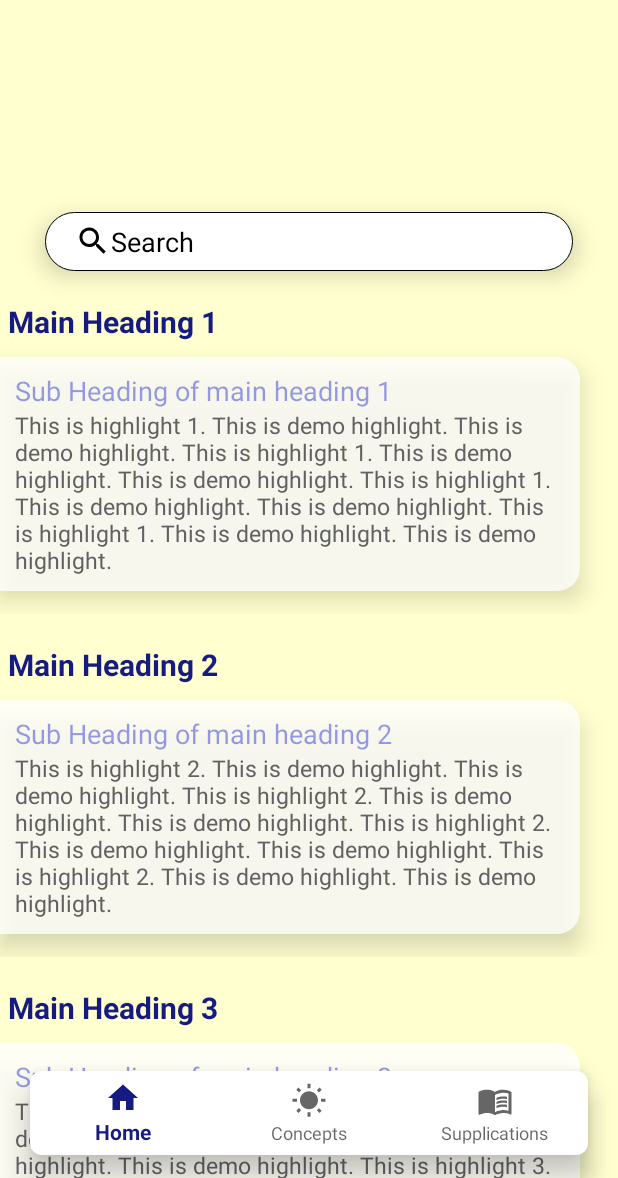
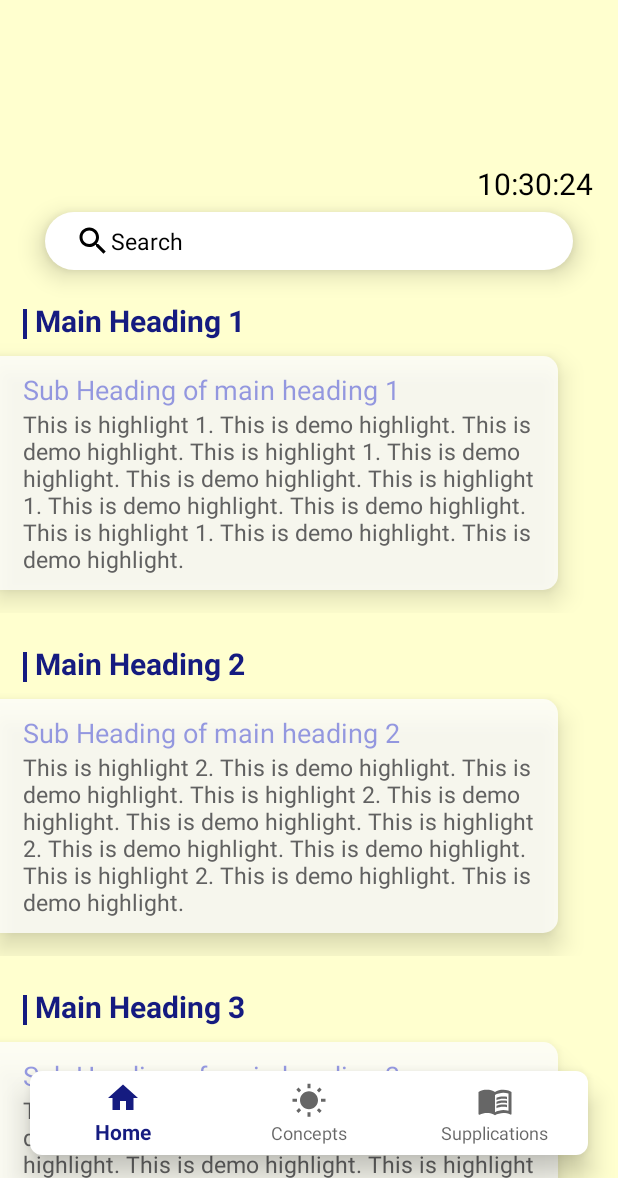
Before and after one commit to imussnairfan/Saraat-786, an Android app: the MainActivity screen opened directly, with no data from a screen before it, on a phone screen of 412 x 824 dp, the part 58-1236 px from its top. Run offline under Robolectric (Android 15) with nearby library versions, the light colour scheme and no system bars.

Commit message:
Saraat 786v Commit 3

```diff
--- a/app/build.gradle
+++ b/app/build.gradle
@@ -43,4 +43,5 @@ dependencies {
     androidTestImplementation 'androidx.test.ext:junit:1.1.2'
     androidTestImplementation 'androidx.test.espresso:espresso-core:3.3.0'
     implementation "androidx.recyclerview:recyclerview:1.2.1"
+    implementation 'me.biubiubiu.justifytext:library:1.1'
 }
--- a/app/src/main/java/com/example/project_saraat/MainActivity.java
+++ b/app/src/main/java/com/example/project_saraat/MainActivity.java
@@ -3,6 +3,7 @@ package com.example.project_saraat;
 import androidx.annotation.NonNull;
 import androidx.annotation.RequiresApi;
 import androidx.appcompat.app.ActionBarDrawerToggle;
+import androidx.appcompat.app.AlertDialog;
 import androidx.appcompat.app.AppCompatActivity;
 import androidx.appcompat.app.AppCompatDelegate;
 import androidx.core.view.GravityCompat;
@@ -10,6 +11,7 @@ import androidx.drawerlayout.widget.DrawerLayout;
 import androidx.fragment.app.Fragment;
 
 import android.annotation.SuppressLint;
+import android.content.DialogInterface;
 import android.content.Intent;
 import android.os.Build;
 import android.os.Bundle;
@@ -124,7 +126,21 @@ public class MainActivity extends AppCompatActivity implements NavigationView.On
             drawerLayout.closeDrawer(GravityCompat.START);
         }
         else {
-            super.onBackPressed();
+            AlertDialog.Builder builder = new AlertDialog.Builder(this);
+            builder.setMessage("Are you sure you want to exit?").setCancelable(false).setPositiveButton("Yes", new DialogInterface.OnClickListener() {
+                @Override
+                public void onClick(DialogInterface dialog, int which) {
+                    finishAffinity();
+                    MainActivity.super.onBackPressed();
+                }
+            }).setNegativeButton("No", new DialogInterface.OnClickListener() {
+                @Override
+                public void onClick(DialogInterface dialog, int which) {
+                    dialog.cancel();
+                }
+            });
+            AlertDialog alertDialog = builder.create();
+            alertDialog.show();
         }
     }
 }
--- a/app/src/main/java/com/example/project_saraat/RecyclerViewAdapter1.java
+++ b/app/src/main/java/com/example/project_saraat/RecyclerViewAdapter1.java
@@ -1,15 +1,19 @@
 package com.example.project_saraat;
 
+import android.annotation.SuppressLint;
 import android.content.Context;
 import android.view.LayoutInflater;
 import android.view.View;
 import android.view.ViewGroup;
+import android.widget.LinearLayout;
 import android.widget.TextView;
 
 import androidx.annotation.NonNull;
 import androidx.recyclerview.widget.RecyclerView;
 
 import java.util.List;
+
+import static com.example.project_saraat.R.color.yellow_frag_bg;
 
 public class RecyclerViewAdapter1 extends RecyclerView.Adapter<RecyclerViewAdapter1.ViewHolder> {
     Context context;
@@ -30,6 +34,7 @@ public class RecyclerViewAdapter1 extends RecyclerView.Adapter<RecyclerViewAdapt
         return new ViewHolder(view);
     }
 
+    @SuppressLint("ResourceAsColor")
     @Override
     public void onBindViewHolder(@NonNull ViewHolder holder, int position) {
         Highlights highlights = highlightsList.get(position);
--- a/app/src/main/res/drawable/home_frag_item_design.xml
+++ b/app/src/main/res/drawable/home_frag_item_design.xml
@@ -4,8 +4,8 @@
         <shape android:shape="rectangle">
             <solid android:color="#C9FFFFFF"/>
             <corners
-                android:bottomRightRadius="15dp"
-                android:topRightRadius="15dp">
+                android:bottomRightRadius="10dp"
+                android:topRightRadius="10dp">
             </corners>
         </shape>
     </item>
--- a/app/src/main/res/drawable/search_edit_txt.xml
+++ b/app/src/main/res/drawable/search_edit_txt.xml
@@ -3,9 +3,6 @@
     <item>
         <shape android:shape="rectangle">
             <solid android:color="#FFFFFF"/>
-            <stroke android:color="@color/black"
-                android:width="0.7dp"
-                />
             <corners
                 android:radius="28dp">
             </corners>
--- a/app/src/main/res/layout/activity_main.xml
+++ b/app/src/main/res/layout/activity_main.xml
@@ -13,7 +13,10 @@
     <FrameLayout
         android:id="@+id/container"
         android:layout_width="match_parent"
-        android:layout_height="match_parent"/>
+        android:layout_height="match_parent">
+
+
+    </FrameLayout>
 
     <RelativeLayout
         android:layout_width="match_parent"
@@ -43,8 +46,40 @@
             android:layout_height="50dp"
             android:theme="@style/Theme.AppCompat.DayNight.NoActionBar"
             app:popupTheme="@style/ThemeOverlay.AppCompat.Dark.ActionBar"/>
+    </RelativeLayout>
 
-    </RelativeLayout>
+    <androidx.constraintlayout.widget.ConstraintLayout
+        android:layout_width="match_parent"
+        android:layout_height="match_parent">
+
+        <androidx.constraintlayout.widget.ConstraintLayout
+            android:layout_width="match_parent"
+            android:layout_height="200dp"
+            app:layout_constraintTop_toTopOf="parent"
+            app:layout_constraintStart_toStartOf="parent"
+            app:layout_constraintEnd_toEndOf="parent"
+            >
+
+            <TextClock
+                android:layout_width="wrap_content"
+                android:layout_height="wrap_content"
+                android:layout_gravity="right"
+                android:format12Hour="hh:mm:ss"
+                android:text="This is a "
+                android:textColor="@color/black"
+                android:textSize="20dp"
+                android:layout_marginBottom="10dp"
+                app:layout_constraintBottom_toBottomOf="parent"
+                app:layout_constraintEnd_toEndOf="parent"
+                app:layout_constraintHorizontal_bias="0.951"
+                app:layout_constraintStart_toStartOf="parent"
+                app:layout_constraintTop_toTopOf="parent"
+                app:layout_constraintVertical_bias="0.907"
+                tools:targetApi="jelly_bean_mr1" />
+
+        </androidx.constraintlayout.widget.ConstraintLayout>
+
+    </androidx.constraintlayout.widget.ConstraintLayout>
 
     <com.google.android.material.navigation.NavigationView
         android:id="@+id/drawer_nav_id"
--- a/app/src/main/res/layout/fragment_concepts_frag.xml
+++ b/app/src/main/res/layout/fragment_concepts_frag.xml
@@ -35,6 +35,8 @@
             android:drawableLeft="@drawable/search_glass"
             android:drawableStart="@drawable/search_glass"
             android:inputType="text"
+            android:textColor="@color/black"
+            android:textSize="15dp"
             android:layout_marginTop="-20dp"
             android:layout_marginBottom="10dp"
             android:layout_marginHorizontal="30dp"
--- a/app/src/main/res/layout/fragment_home_frag.xml
+++ b/app/src/main/res/layout/fragment_home_frag.xml
@@ -35,6 +35,8 @@
             android:drawableLeft="@drawable/search_glass"
             android:drawableStart="@drawable/search_glass"
             android:inputType="text"
+            android:textColor="@color/black"
+            android:textSize="15dp"
             android:layout_marginTop="-20dp"
             android:layout_marginBottom="10dp"
             android:layout_marginHorizontal="30dp"
--- a/app/src/main/res/layout/fragment_supplications_frag.xml
+++ b/app/src/main/res/layout/fragment_supplications_frag.xml
@@ -35,6 +35,8 @@
             android:drawableLeft="@drawable/search_glass"
             android:drawableStart="@drawable/search_glass"
             android:inputType="text"
+            android:textColor="@color/black"
+            android:textSize="15dp"
             android:layout_marginTop="-20dp"
             android:layout_marginBottom="10dp"
             android:layout_marginHorizontal="30dp"
--- a/app/src/main/res/layout/home_frag_rv_items.xml
+++ b/app/src/main/res/layout/home_frag_rv_items.xml
@@ -12,8 +12,17 @@
         android:id="@+id/lin_lay_1"
         android:layout_width="match_parent"
         android:layout_height="wrap_content"
-        android:orientation="vertical"
+        android:orientation="horizontal"
+        android:layout_marginLeft="15dp"
         >
+
+        <TextView
+            android:id="@+id/txt_headinng_line"
+            android:layout_width="wrap_content"
+            android:layout_height="20dp"
+            android:paddingHorizontal="1dp"
+            android:background="@color/denim_blue"
+            />
 
         <TextView
             android:id="@+id/txt_highlight"
@@ -34,9 +43,11 @@
         android:layout_height="wrap_content"
         android:background="@drawable/home_frag_item_design"
         android:elevation="10dp"
-        android:layout_marginRight="25dp"
+        android:layout_marginRight="40dp"
         android:layout_marginBottom="15dp"
-        android:padding="10dp"
+        android:paddingVertical="10dp"
+        android:paddingLeft="15dp"
+        android:paddingRight="10dp"
         android:orientation="vertical">
 
         <TextView
@@ -45,7 +56,8 @@
             android:layout_height="wrap_content"
             android:text="This is HighLight 1"
             android:textColor="@color/denim_blue_50"
-            android:textSize="18dp"/>
+            android:textSize="18dp"
+            />
 
         <TextView
             android:id="@+id/txt_2"
@@ -53,7 +65,9 @@
             android:layout_height="wrap_content"
             android:text="This is HighLight 1."
             android:textColor="@color/grey_200"
-            android:textSize="15dp"/>
+            android:textSize="15dp"
+            android:textAlignment="textStart"
+            android:gravity="start" />
 
     </LinearLayout>
 
```
